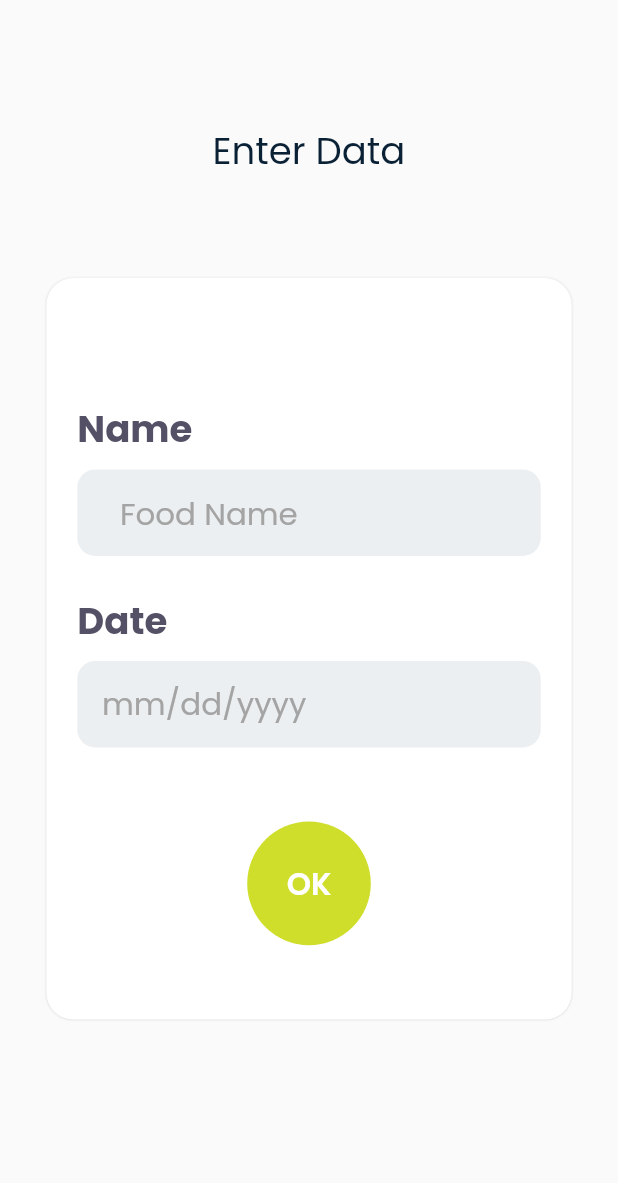
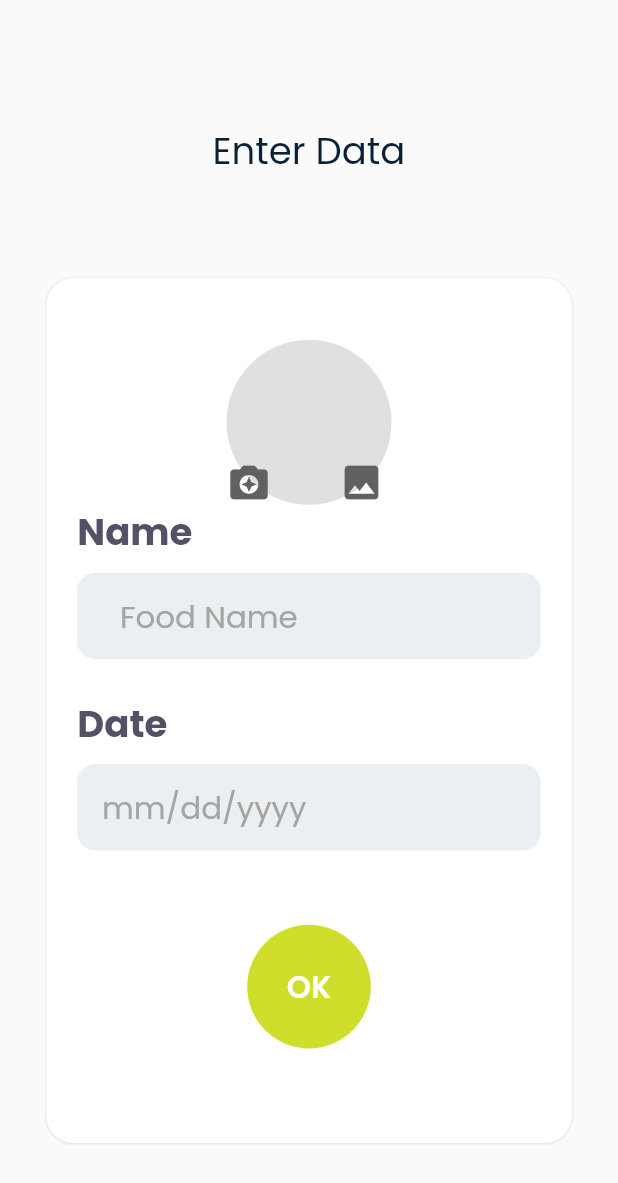
Before and after one commit to Abhisheksainii/expiry_checker, a Flutter app: the DataScreen screen opened by its route, after a tap on "Enter Data", on a phone screen of 412 x 824 dp. Shown: the top 1183 px of the screen. Run offline on Flutter 3.47's test engine with Material 2 defaults, Android fonts, the phone set to English and light mode, and no system bars; our stand-ins replace flutter_datetime_picker, google_fonts, image_picker, shared_preferences; missing offline and left inert: edge_detection; accounts and stored records are empty.

```diff
--- a/lib/Screens/enterData.dart
+++ b/lib/Screens/enterData.dart
@@ -1,23 +1,26 @@
 import 'dart:convert';
 
 import 'package:expiry_checker/routes/app_routes.dart';
-
+import 'package:edge_detection/edge_detection.dart';
 import 'package:flutter/material.dart';
 import 'package:google_fonts/google_fonts.dart';
 import 'package:intl/intl.dart';
 import 'package:shared_preferences/shared_preferences.dart';
 import 'package:expiry_checker/Services/product.dart';
 import 'package:flutter_datetime_picker/flutter_datetime_picker.dart';
-
+import 'dart:io';
+import 'package:image_picker/image_picker.dart';
 class DataScreen extends StatefulWidget {
   final Product? item;
-  final String? imageUrl;
-  DataScreen({this.item, this.imageUrl});
+
+  DataScreen({this.item});
   @override
   _DataScreenState createState() => _DataScreenState();
 }
 
 class _DataScreenState extends State<DataScreen> {
+  final ImagePicker _picker = ImagePicker();
+  String? _imagePath;
   List<Product> list = <Product>[];
   SharedPreferences? sharedPreferences;
   DateTime noww = DateTime.now();
@@ -28,6 +31,7 @@ class _DataScreenState extends State<DataScreen> {
   String datee = "mm/dd/yyyy";
   DateTime? from;
   DateTime? to;
+  XFile? gallery;
   @override
   void initState() {
     // TODO: implement initState
@@ -43,12 +47,55 @@ class _DataScreenState extends State<DataScreen> {
     loadData();
   }
 
+  Future<void> getImagecamera() async {
+    String? imagePath;
+    // Platform messages may fail, so we use a try/catch PlatformException.
+    // We also handle the message potentially returning null.
+
+    try {
+      imagePath = (await EdgeDetection.detectEdge);
+
+      print("$imagePath");
+    } catch (Exception) {
+      print('ff');
+    }
+
+    // If the widget was removed from the tree while the asynchronous platform
+    // message was in flight, we want to discard the reply rather than calling
+    // setState to update our non-existent appearance.
+    if (!mounted) return;
+
+    setState(() {
+      _imagePath = imagePath;
+
+    });
+
+    //   if (imagePath == null) {
+    //     Navigator.pushNamed(context, Approutes.homescreen);
+    //   } else {
+    //     Navigator.of(context).push(MaterialPageRoute(builder: (context) {
+    //       return DataScreen(
+
+    //       );
+    //     }));
+  }
+  Future<void> getimagegallery()async {
+final XFile? image = await _picker.pickImage(source: ImageSource.gallery);
+setState(() {
+  gallery = image;
+
+});
+print(_imagePath);
+
+  }
+
   @override
   Widget build(BuildContext context) {
     double w = MediaQuery.of(context).size.width;
     double h = MediaQuery.of(context).size.height;
     return Scaffold(
-      body: Container(
+      body: Stack(children: [
+        Container(
           child: Column(
             children: [
               Padding(
@@ -71,7 +118,7 @@ class _DataScreenState extends State<DataScreen> {
                 height: h * 0.08,
               ),
               Container(
-              height: h * 0.6,
+                height: h * 0.7,
                 width: w * 0.85,
                 decoration: BoxDecoration(
                   borderRadius: BorderRadius.circular(18.0),
@@ -85,9 +132,46 @@ class _DataScreenState extends State<DataScreen> {
                   color: Colors.white,
                 ),
                 child: Padding(
-                padding: EdgeInsets.only(top: h * 0.1),
+                  padding: EdgeInsets.only(top: h * 0.05),
                   child: Column(
                     children: [
+                      Container(
+                        alignment: Alignment.bottomCenter,
+                        child: CircleAvatar(
+                          radius: 55,
+                          backgroundColor: Colors.grey.shade300,
+                          child: Positioned(
+                            child: Container(
+                              alignment: Alignment.bottomCenter,
+                              child: Row(
+                                children: [
+                                  InkWell(
+                                    onTap: (){
+                                      getImagecamera();
+                                    },
+                                      child: Icon(
+                                    Icons.camera_enhance,
+                                    size: 30,
+                                    color: Colors.grey.shade700,
+                                  ),),
+                                  SizedBox(
+                                    width: 45,
+                                  ),
+                                  InkWell(
+                                    onTap: (){
+                                      getimagegallery();
+
+
+                                    },
+                                    child: Icon(Icons.photo,
+                                        size: 30, color: Colors.grey.shade700),
+                                  ),
+                                ],
+                              ),
+                            ),
+                          ),
+                        ),
+                      ),
                       Container(
                         child: Column(
                           crossAxisAlignment: CrossAxisAlignment.start,
@@ -175,7 +259,7 @@ class _DataScreenState extends State<DataScreen> {
                                       DatePicker.showDatePicker(context,
                                           showTitleActions: true,
                                           minTime: DateTime(2021, 04, 1),
-                                        maxTime: DateTime(2022, 04, 1),
+                                          maxTime: DateTime(2040, 04, 1),
                                           onChanged: (date) {
                                         print('change $date');
                                       }, onConfirm: (date) {
@@ -193,8 +277,9 @@ class _DataScreenState extends State<DataScreen> {
                                         });
 
                                         setState(() {
-                                        datee = DateFormat("MM-dd-yyyy").format(
-                                            DateTime.parse(to.toString()));
+                                          datee = DateFormat("MM-dd-yyyy")
+                                              .format(DateTime.parse(
+                                                  to.toString()));
                                           print("rk ${datee}");
                                         });
                                         setState(() {
@@ -254,16 +339,21 @@ class _DataScreenState extends State<DataScreen> {
             ],
           ),
         ),
+      ]),
     );
   }
 
   void submit() {
+
+
+File file = File(gallery!.path);
     if (titleController!.text != null && datee != 'mm/dd/yyyy') {
       addItem(Product(
         title: titleController!.text,
         expdate: expdate.toString(),
-        imageUrl: widget.imageUrl,
+        imageUrl: file.path,
         diff: ddiff,
+
       ));
       Navigator.pushNamed(context, Approutes.homescreen);
     } else {
--- a/lib/Services/product.dart
+++ b/lib/Services/product.dart
@@ -1,31 +1,36 @@
 import 'dart:io';
 
 import 'package:flutter/cupertino.dart';
+import 'package:image_picker/image_picker.dart';
 
 class Product {
   String? title;
   String? expdate;
   String? imageUrl;
   double? diff;
+  File? gallery;
 
   Product({
     this.title,
     this.expdate,
     this.imageUrl,
     this.diff,
+    this.gallery,
   });
 
   Product.fromMap(Map<String, dynamic> map)
       : title = map['title'],
         expdate = map["expdate"],
         imageUrl = map['imageUrl'],
-        diff = map['diff'];
+        diff = map['diff'],
+        gallery = map['gallery'];
 
   updateTitle(title) {
     this.title = title;
     this.expdate = expdate;
     this.imageUrl = imageUrl;
     this.diff = diff;
+    this.gallery= gallery;
   }
 
   Map toMap() {
@@ -34,6 +39,7 @@ class Product {
       'expdate': expdate,
       'imageUrl': imageUrl,
       'diff': diff,
+      'gallery': gallery,
     };
   }
 }
--- a/pubspec.yaml
+++ b/pubspec.yaml
@@ -33,6 +33,7 @@ dependencies:
   shared_preferences: ^2.0.6
   flutter_datetime_picker: ^1.5.1
   intl: ^0.17.0
+  image_picker: ^0.8.2
 
 
 dev_dependencies:
```
Also changed, not shown: lib/Screens/homeScreen.dart (+2 -30 lines), pubspec.lock. Lines whose indentation alone changed are shown as unchanged.
